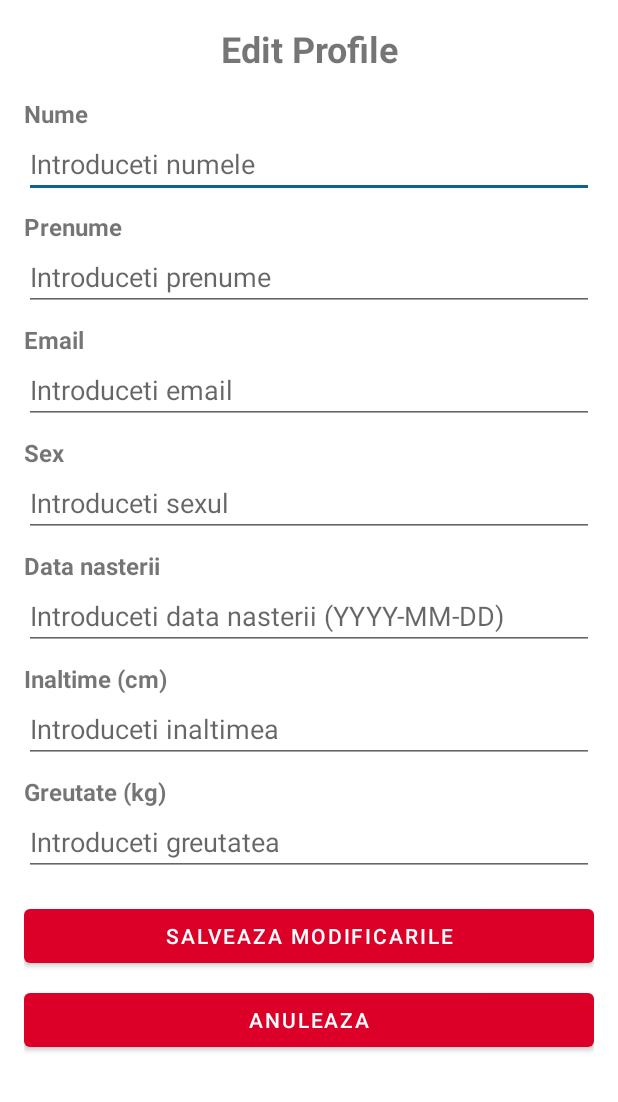
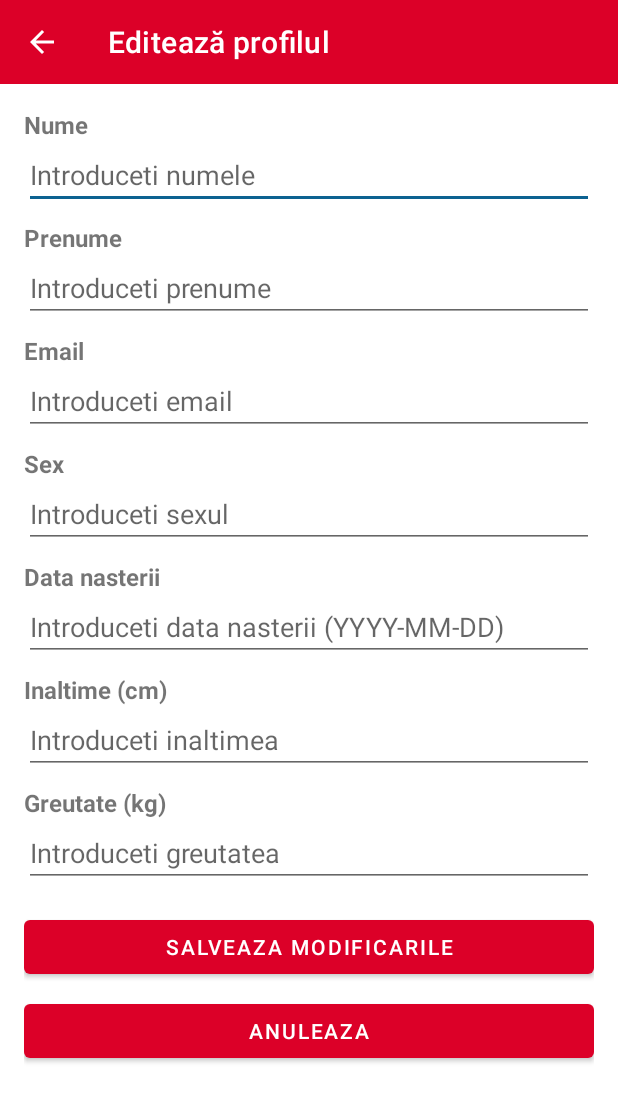
Before and after one commit to AndreiSavaC/Medly, an Android app: the EditProfileActivity screen opened directly, with no data from a screen before it, on a phone screen of 412 x 824 dp. Shown: the top 1102 px of the screen. Run offline under Robolectric (Android 15) with nearby library versions, the phone set to English and light mode, and no system bars; 1 statement that could not run was skipped.

Commit message:
Added toolbar on edit page

```diff
--- a/AndroidApp/app/src/main/java/com/example/androidapp/EditProfileActivity.kt
+++ b/AndroidApp/app/src/main/java/com/example/androidapp/EditProfileActivity.kt
@@ -1,10 +1,12 @@
 package com.example.androidapp
 
 import android.os.Bundle
+import android.view.MenuItem
 import android.widget.Button
 import android.widget.EditText
 import android.widget.Toast
 import androidx.appcompat.app.AppCompatActivity
+import androidx.appcompat.widget.Toolbar
 import com.example.androidapp.api.RetrofitClient
 import com.example.androidapp.models.UserRequest
 import com.example.androidapp.models.UserResponse
@@ -31,7 +33,13 @@ class EditProfileActivity : AppCompatActivity() {
         super.onCreate(savedInstanceState)
         setContentView(R.layout.activity_edit_profile)
 
-        // Initialize views
+        val toolbar: Toolbar = findViewById(R.id.toolbar)
+        setSupportActionBar(toolbar)
+        supportActionBar?.apply {
+            setDisplayHomeAsUpEnabled(true)
+            setHomeAsUpIndicator(R.drawable.ic_arrow_back)
+        }
+
         editTextFirstName = findViewById(R.id.editTextName)
         editTextLastName = findViewById(R.id.editTextSurname)
         editTextEmail = findViewById(R.id.editTextEmail)
@@ -51,6 +59,17 @@ class EditProfileActivity : AppCompatActivity() {
         btnCancel.setOnClickListener { finish() }
     }
 
+    override fun onOptionsItemSelected(item: MenuItem): Boolean {
+        return when (item.itemId) {
+            android.R.id.home -> {
+                onBackPressedDispatcher.onBackPressed()
+                true
+            }
+
+            else -> super.onOptionsItemSelected(item)
+        }
+    }
+
     private fun loadUserData() {
         RetrofitClient.userService.getUserById(userId).enqueue(object : Callback<UserResponse> {
             override fun onResponse(call: Call<UserResponse>, response: Response<UserResponse>) {
@@ -65,7 +84,7 @@ class EditProfileActivity : AppCompatActivity() {
                         editTextWeight.setText(user.weight.toString())
                     }
                 } else {
-                    Toast.makeText(this@EditProfileActivity, "Failed to load user data.", Toast.LENGTH_SHORT).show()
+                    Toast.makeText(this@EditProfileActivity, "Eroare la încărcarea datelor utilizatorului.", Toast.LENGTH_SHORT).show()
                 }
             }
 
@@ -94,10 +113,10 @@ class EditProfileActivity : AppCompatActivity() {
             .enqueue(object : Callback<Void> {
                 override fun onResponse(call: Call<Void>, response: Response<Void>) {
                     if (response.isSuccessful) {
-                        Toast.makeText(this@EditProfileActivity, "Profile updated successfully!", Toast.LENGTH_SHORT).show()
+                        Toast.makeText(this@EditProfileActivity, "Profil actualizat cu succes!", Toast.LENGTH_SHORT).show()
                         finish()
                     } else {
-                        Toast.makeText(this@EditProfileActivity, "Failed to update profile."+response.message(), Toast.LENGTH_SHORT).show()
+                        Toast.makeText(this@EditProfileActivity, "Eroare la actualizarea profilului."+response.message(), Toast.LENGTH_SHORT).show()
                     }
                 }
 
--- a/AndroidApp/app/src/main/res/layout/activity_edit_profile.xml
+++ b/AndroidApp/app/src/main/res/layout/activity_edit_profile.xml
@@ -1,30 +1,38 @@
 <?xml version="1.0" encoding="utf-8"?>
 <androidx.constraintlayout.widget.ConstraintLayout
     xmlns:android="http://schemas.android.com/apk/res/android"
+    xmlns:app="http://schemas.android.com/apk/res-auto"
     xmlns:tools="http://schemas.android.com/tools"
     android:layout_width="match_parent"
     android:layout_height="match_parent"
     tools:context=".EditProfileActivity">
 
+    <androidx.appcompat.widget.Toolbar
+        android:id="@+id/toolbar"
+        android:layout_width="match_parent"
+        android:layout_height="?attr/actionBarSize"
+        android:background="@color/mainRed"
+        android:fontFamily="@font/montserrat"
+        android:theme="@style/ThemeOverlay.AppCompat.Dark.ActionBar"
+        app:layout_constraintTop_toTopOf="parent"
+        app:title="Editează profilul " />
+
     <ScrollView
         android:layout_width="match_parent"
-        android:layout_height="match_parent">
+        android:layout_height="0dp"
+        app:layout_constraintTop_toBottomOf="@id/toolbar"
+        app:layout_constraintStart_toStartOf="parent"
+        app:layout_constraintEnd_toEndOf="parent"
+        app:layout_constraintBottom_toBottomOf="parent">
 
         <LinearLayout
             android:layout_width="match_parent"
             android:layout_height="wrap_content"
             android:orientation="vertical"
-            android:padding="16dp">
+            android:paddingLeft="16dp"
+            android:paddingRight="16dp"
+            android:paddingTop="16dp">
 
-            <TextView
-                android:id="@+id/textViewTitle"
-                android:layout_width="match_parent"
-                android:layout_height="wrap_content"
-                android:text="Edit Profile"
-                android:textSize="24sp"
-                android:textStyle="bold"
-                android:gravity="center"
-                android:layout_marginBottom="16dp" />
 
             <TextView
                 android:layout_width="match_parent"
@@ -93,7 +101,8 @@
                 android:id="@+id/editTextBirthDate"
                 android:layout_width="match_parent"
                 android:layout_height="wrap_content"
-                android:hint="Introduceti data nasterii (YYYY-MM-DD)" />
+                android:hint="Introduceti data nasterii (YYYY-MM-DD)"
+                />
 
             <TextView
                 android:layout_width="match_parent"
```
